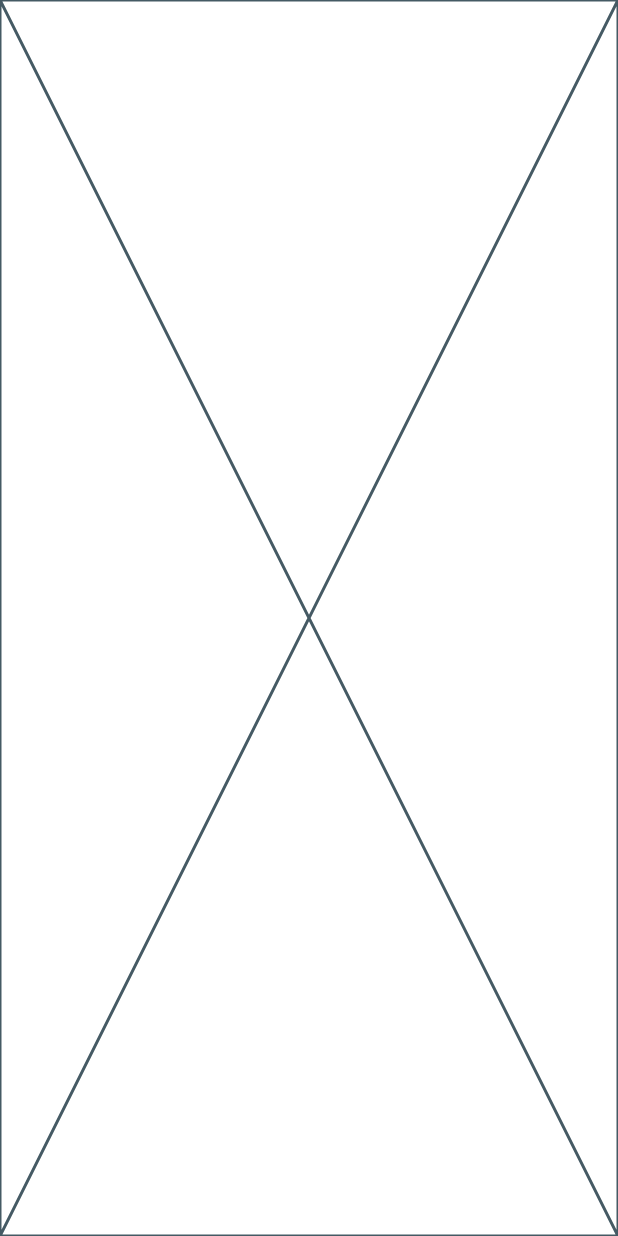
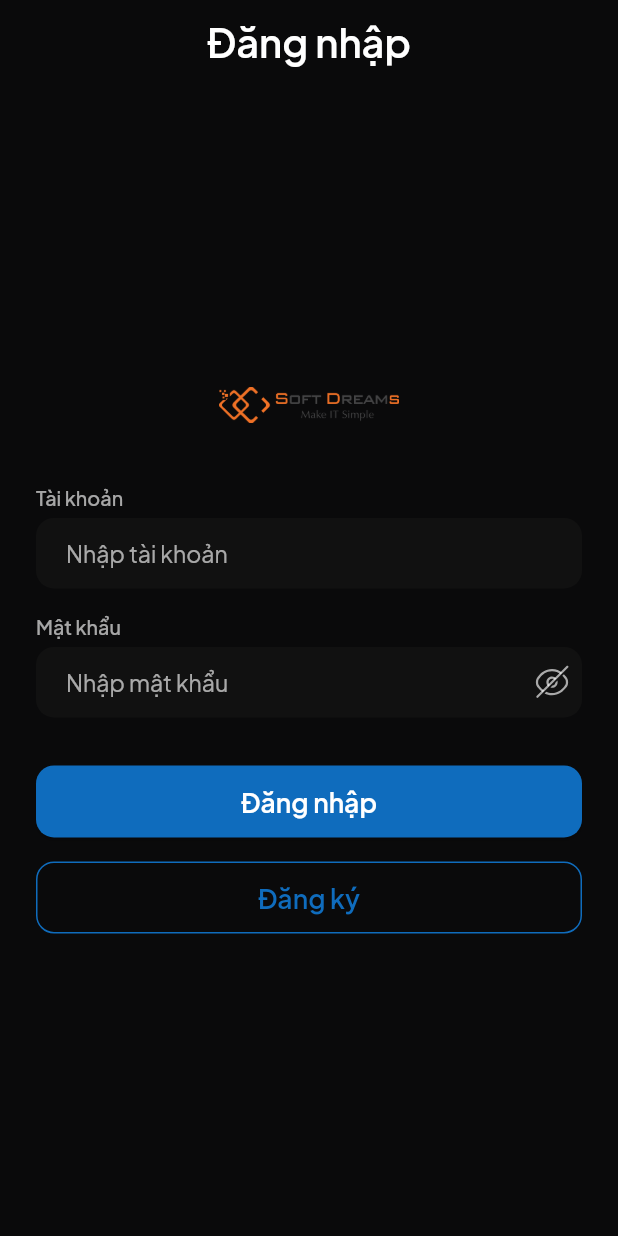
Before and after one commit to tunght01/base_flutter_clean_architectur, a Flutter app: the screen it shows after launch, on a phone screen of 412 x 824 dp. Run offline on Flutter 3.47's test engine with Material 3 defaults, Android fonts, the phone set to English and light mode, and no system bars; drawn by our look-alikes of overlay_support; our stand-ins replace auto_route, cloud_firestore, connectivity_plus, firebase_auth, firebase_core, firebase_messaging and 12 more; accounts and stored records are empty.

Commit message:
add login firebase

```diff
--- a/lib/domain/usecase/login_use_case.dart
+++ b/lib/domain/usecase/login_use_case.dart
@@ -1,20 +1,24 @@
 import 'package:injectable/injectable.dart';
+import 'package:soft_dream_test/domain/repository/app_repository.dart';
 import 'package:soft_dream_test/domain/usecase/base/io/base_input.dart';
 import 'package:soft_dream_test/domain/usecase/base/io/base_output.dart';
 import 'package:soft_dream_test/domain/usecase/base/sync/base_sync_use_case.dart';
 
 @Injectable()
 class LoginUseCase extends BaseSyncUseCase<LoginInput, LoginOutput> {
-  const LoginUseCase();
-
+  const LoginUseCase(this._appRepository);
+  final AppRepository _appRepository;
   @override
   LoginOutput buildUseCase(LoginInput input) {
+    final response = _appRepository.signInWithEmailAndPassword(input.email, input.password);
     return LoginOutput();
   }
 }
 
 class LoginInput extends BaseInput {
-  const LoginInput();
+  final String email;
+  final String password;
+  const LoginInput({required this.email, required this.password});
 }
 
 class LoginOutput extends BaseOutput {}
--- /dev/null
+++ b/lib/presentation/common_view/text_field/app_text_form_field.dart
@@ -0,0 +1,261 @@
+import 'dart:async';
+
+import 'package:flutter/material.dart';
+import 'package:flutter/services.dart';
+import 'package:flutter_svg/flutter_svg.dart';
+import 'package:soft_dream_test/presentation/resource/dimens/dimens.dart';
+import 'package:soft_dream_test/presentation/resource/generated/assets.gen.dart';
+import 'package:soft_dream_test/presentation/resource/styles/app_colors.dart';
+import 'package:soft_dream_test/presentation/resource/styles/app_text_styles.dart';
+import 'package:soft_dream_test/shared/constants/duration_constants.dart';
+
+import '../spacing/spacing_const.dart';
+
+class AppTextFormField extends FormField<String> {
+  final TextEditingController? controller;
+  AppTextFormField({
+    super.key,
+    super.initialValue,
+    FocusNode? focusNode,
+    VoidCallback? onTap,
+    VoidCallback? suffixIconTap,
+    String? labelText,
+    String? title,
+    String? hintText,
+    String? errorText,
+    String? successText,
+    Color? hintTextColor,
+    Color? disabledColor,
+    Color? cursorColor,
+    Color? errorTextColor,
+    Color? successTextColor,
+    Color? titleColor,
+    Color? fillColor,
+    Color? borderColor,
+    TextStyle? style,
+    super.onSaved,
+    super.validator,
+    bool enabled = true,
+    bool isError = false,
+    bool readOnly = false,
+    bool required = false,
+    bool isPassword = false,
+    bool enableInteractiveSelection = true,
+    Widget? suffix,
+    String? suffixIconPath,
+    Widget? prefix,
+    Widget? prefixIcon,
+    Widget? suffixIcon,
+    Widget? widgetRight,
+    this.controller,
+    TextInputType? inputType,
+    List<TextInputFormatter>? inputFormatters,
+    int? maxLength,
+    int? maxLine,
+    int? minLines,
+    double suffixIconSize = 24,
+    double? radius,
+    bool autoValidate = false,
+    bool alwaysValidate = false,
+    ValueChanged<String?>? onChanged,
+    ValueChanged<String?>? onSubmitted,
+    bool? autoFocus,
+    TextStyle? hintStyle,
+    TextInputAction? textInputAction,
+    EdgeInsets? contentPadding,
+    TextAlign textAlign = TextAlign.start,
+  }) : super(
+         autovalidateMode: alwaysValidate
+             ? AutovalidateMode.always
+             : autoValidate
+             ? AutovalidateMode.onUserInteraction
+             : AutovalidateMode.disabled,
+         builder: (FormFieldState field) {
+           final AppTextFormFieldState state = field as AppTextFormFieldState;
+           final bool hasError = state.errorText != null || errorText != null || isError;
+           return Column(
+             crossAxisAlignment: CrossAxisAlignment.start,
+             mainAxisSize: MainAxisSize.min,
+             children: [
+               if (labelText != null) ...[Text(labelText, style: AppTextStyle.medium12(color: AppColors.current.textSubTitle)), kSpacingHeight4],
+               Row(
+                 children: [
+                   Expanded(
+                     child: IntrinsicWidth(
+                       child: TextFormField(
+                         key: key,
+                         onTap: onTap,
+                         textAlignVertical: TextAlignVertical.center,
+                         autocorrect: false,
+                         autofocus: autoFocus ?? false,
+                         enableInteractiveSelection: enableInteractiveSelection,
+                         cursorColor: cursorColor ?? AppColors.current.textSubTitle,
+                         textAlign: textAlign,
+                         focusNode: focusNode,
+                         obscureText: isPassword ? state._obscureText : false,
+                         obscuringCharacter: '*',
+                         readOnly: readOnly,
+                         minLines: minLines ?? 1,
+                         maxLines: maxLine ?? 1,
+                         onTapOutside: (PointerDownEvent event) {
+                           FocusManager.instance.primaryFocus?.unfocus();
+                         },
+                         controller: state.textEditingController,
+                         style: style ?? AppTextStyle.regular14(color: enabled ? AppColors.current.textTitle : AppColors.current.textDisable),
+                         textInputAction: textInputAction,
+                         keyboardType: inputType ?? TextInputType.text,
+                         inputFormatters: [...inputFormatters ?? [], LengthLimitingTextInputFormatter(maxLength)],
+                         onFieldSubmitted: (text) {
+                           if (autoValidate) {
+                             state._onChangeHandler(text, onSubmitted);
+                           } else {
+                             state.didChange(text);
+                             if (onSubmitted != null) {
+                               onSubmitted(text);
+                             }
+                           }
+                         },
+                         onChanged: (text) {
+                           if (autoValidate) {
+                             state._onChangeHandler(text, onChanged);
+                           } else {
+                             state.didChange(text);
+                             if (onChanged != null) {
+                               onChanged(text);
+                             }
+                           }
+                         },
+                         decoration: const InputDecoration()
+                             .applyDefaults(Theme.of(state.context).inputDecorationTheme)
+                             .copyWith(
+                               hintText: hintText,
+                               label: title != null
+                                   ? Row(
+                                       crossAxisAlignment: CrossAxisAlignment.start,
+                                       mainAxisSize: MainAxisSize.min,
+                                       children: [
+                                         Text(title, style: AppTextStyle.medium14(color: enabled ? titleColor ?? AppColors.current.textSubTitle : AppColors.current.textDisable)),
+                                         if (required) Text('*', style: AppTextStyle.medium14(color: AppColors.current.errorDefault)),
+                                       ],
+                                     )
+                                   : null,
+                               fillColor: fillColor ?? AppColors.current.mobileTab,
+                               hintStyle: hintStyle ?? AppTextStyle.regular14(color: enabled ? hintTextColor ?? AppColors.current.textSubTitle : disabledColor ?? AppColors.current.textDisable),
+                               contentPadding: contentPadding ?? const EdgeInsets.symmetric(vertical: Dimens.d12, horizontal: Dimens.d16),
+                               prefixIconConstraints: const BoxConstraints(),
+                               enabledBorder: OutlineInputBorder(
+                                 borderRadius: BorderRadius.all(Radius.circular(radius ?? Dimens.d12)),
+                                 borderSide: BorderSide(color: borderColor ?? Colors.transparent, width: borderColor != null ? 1 : 0, style: borderColor != null ? BorderStyle.solid : BorderStyle.none),
+                               ),
+                               disabledBorder: OutlineInputBorder(
+                                 borderRadius: BorderRadius.all(Radius.circular(radius ?? Dimens.d12)),
+                                 borderSide: BorderSide(color: borderColor ?? Colors.transparent, width: borderColor != null ? 1 : 0, style: borderColor != null ? BorderStyle.solid : BorderStyle.none),
+                               ),
+                               focusedBorder: OutlineInputBorder(
+                                 borderRadius: BorderRadius.all(Radius.circular(radius ?? Dimens.d12)),
+                                 borderSide: BorderSide(color: borderColor ?? AppColors.current.border, width: borderColor != null ? 1 : 0),
+                               ),
+                               errorBorder: OutlineInputBorder(borderRadius: BorderRadius.all(Radius.circular(radius ?? Dimens.d12)), borderSide: BorderSide.none),
+                               prefix: prefix,
+                               prefixIcon: prefixIcon,
+                               suffix: suffix,
+                               suffixIconConstraints: const BoxConstraints(minHeight: 32),
+                               suffixIcon:
+                                   suffixIcon ??
+                                   (isPassword
+                                       ? InkResponse(
+                                           onTap: () {
+                                             state.onChangeObscureText();
+                                           },
+                                           radius: 20,
+                                           child: Padding(
+                                             padding: const EdgeInsets.all(Dimens.d8),
+                                             child: SizedBox(width: suffixIconSize, height: suffixIconSize, child: !state._obscureText ? Assets.icons.icEye.svg() : Assets.icons.icEyeSlash.svg()),
+                                           ),
+                                         )
+                                       : suffixIconPath != null
+                                       ? InkResponse(
+                                           onTap: suffixIconTap,
+                                           child: Padding(
+                                             padding: const EdgeInsets.symmetric(horizontal: Dimens.d16, vertical: Dimens.d8),
+                                             child: SizedBox(
+                                               width: suffixIconSize,
+                                               height: suffixIconSize,
+                                               child: SvgPicture.asset(suffixIconPath, colorFilter: ColorFilter.mode(hasError ? AppColors.current.errorDefault : AppColors.current.iconOnColor, BlendMode.srcIn)),
+                                             ),
+                                           ),
+                                         )
+                                       : kSpacingWidth16),
+                               enabled: enabled,
+                             ),
+                       ),
+                     ),
+                   ),
+                   ?widgetRight,
+                 ],
+               ),
+               if (state.errorText != null || errorText != null) ...[
+                 kSpacingHeight4,
+                 Row(
+                   children: [
+                     Assets.icons.icDangerCircle.svg(width: 16, height: 16),
+                     kSpacingWidth4,
+                     Expanded(
+                       child: Text(state.errorText ?? errorText!, style: AppTextStyle.regular12(color: errorTextColor ?? AppColors.current.red500)),
+                     ),
+                   ],
+                 ),
+               ],
+               if (successText != null) ...[kSpacingHeight4, Text(successText, style: AppTextStyle.regular12(color: successTextColor ?? AppColors.current.green500))],
+             ],
+           );
+         },
+       );
+  @override
+  AppTextFormFieldState createState() => AppTextFormFieldState();
+}
+
+class AppTextFormFieldState extends FormFieldState<String> {
+  late TextEditingController textEditingController;
+  Timer? debounce;
+  bool _obscureText = true;
+
+  void onChangeObscureText() {
+    setState(() {
+      _obscureText = !_obscureText;
+    });
+  }
+
+  void _onChangeHandler(String? value, [ValueChanged<String?>? onChanged]) {
+    didChange(value);
+    onChanged?.call(value);
+    if (debounce != null) {
+      debounce!.cancel();
+    }
+    debounce = Timer(DurationConstants.defaultTypingActionDelayDuration, () {
+      validate();
+    });
+  }
+
+  @override
+  AppTextFormField get widget => super.widget as AppTextFormField;
+
+  @override
+  void didUpdateWidget(covariant oldWidget) {
+    if (oldWidget.initialValue != widget.initialValue) {
+      WidgetsBinding.instance.addPostFrameCallback((_) {
+        if (mounted) {
+          textEditingController.value = TextEditingValue(text: widget.initialValue ?? widget.controller?.text ?? '', selection: textEditingController.selection);
+        }
+      });
+    }
+    super.didUpdateWidget(oldWidget);
+  }
+
+  @override
+  void initState() {
+    super.initState();
+    textEditingController = widget.controller ?? TextEditingController(text: widget.initialValue ?? widget.controller?.text ?? '');
+    textEditingController.text = widget.initialValue ?? widget.controller?.text ?? '';
+  }
+}
--- a/lib/presentation/ui/authencation/login/bloc/login_bloc.dart
+++ b/lib/presentation/ui/authencation/login/bloc/login_bloc.dart
@@ -1,4 +1,5 @@
 import 'dart:async';
+
 import 'package:flutter_bloc/flutter_bloc.dart';
 import 'package:injectable/injectable.dart';
 import 'package:soft_dream_test/domain/usecase/login_use_case.dart';
@@ -11,7 +12,23 @@ class LoginBloc extends BaseBloc<LoginEvent, LoginState> {
   final LoginUseCase _loginUseCase;
   LoginBloc(this._loginUseCase) : super(const LoginState()) {
     on<OnPressEvent>(_onPressEvent, transformer: log());
+    on<OnChangeEmailEvent>(_onChangeEmailEvent, transformer: log());
+    on<OnChangePasswordEvent>(_onChangePasswordEvent, transformer: log());
   }
 
-  FutureOr<void> _onPressEvent(OnPressEvent event, Emitter<LoginState> emit) {}
+  FutureOr<void> _onPressEvent(OnPressEvent event, Emitter<LoginState> emit) {
+    return runBlocCatching(
+      action: () async {
+        _loginUseCase.execute(LoginInput(email: state.email!, password: state.password!));
+      },
+    );
+  }
+
+  FutureOr<void> _onChangeEmailEvent(OnChangeEmailEvent event, Emitter<LoginState> emit) {
+    emit(state.copyWith(email: event.email));
+  }
+
+  FutureOr<void> _onChangePasswordEvent(OnChangePasswordEvent event, Emitter<LoginState> emit) {
+    emit(state.copyWith(password: event.password));
+  }
 }
--- a/lib/presentation/ui/authencation/login/bloc/login_event.dart
+++ b/lib/presentation/ui/authencation/login/bloc/login_event.dart
@@ -3,3 +3,15 @@ import 'package:soft_dream_test/presentation/base/bloc/base_bloc_event.dart';
 class LoginEvent extends BaseBlocEvent {}
 
 class OnPressEvent extends LoginEvent {}
+
+class OnChangeEmailEvent extends LoginEvent {
+  final String? email;
+
+  OnChangeEmailEvent({this.email});
+}
+
+class OnChangePasswordEvent extends LoginEvent {
+  final String? password;
+
+  OnChangePasswordEvent({this.password});
+}
--- a/lib/presentation/ui/authencation/login/bloc/login_state.dart
+++ b/lib/presentation/ui/authencation/login/bloc/login_state.dart
@@ -4,7 +4,7 @@ import 'package:soft_dream_test/presentation/base/bloc/base_bloc_state.dart';
 part 'login_state.freezed.dart';
 
 @freezed
-abstract class LoginState extends BaseBlocState  with _$LoginState {
+abstract class LoginState extends BaseBlocState with _$LoginState {
   const LoginState._();
-  const factory LoginState() = _LoginState;
+  const factory LoginState({String? email, String? password}) = _LoginState;
 }
--- a/lib/presentation/ui/authencation/login/login_page.dart
+++ b/lib/presentation/ui/authencation/login/login_page.dart
@@ -1,7 +1,14 @@
 import 'package:auto_route/auto_route.dart';
 import 'package:flutter/material.dart';
 import 'package:soft_dream_test/presentation/base/base_page_state.dart';
+import 'package:soft_dream_test/presentation/common_view/spacing/spacing_const.dart';
+import 'package:soft_dream_test/presentation/common_view/text_field/app_text_form_field.dart';
+import 'package:soft_dream_test/presentation/resource/dimens/dimens.dart';
+import 'package:soft_dream_test/presentation/resource/generated/assets.gen.dart';
+import 'package:soft_dream_test/presentation/resource/styles/app_colors.dart';
+import 'package:soft_dream_test/presentation/resource/styles/app_text_styles.dart';
 import 'package:soft_dream_test/presentation/ui/authencation/login/bloc/login_bloc.dart';
+import 'package:soft_dream_test/presentation/ui/authencation/login/bloc/login_event.dart';
 
 @RoutePage()
 class LoginPage extends StatefulWidget {
@@ -14,8 +21,121 @@ class LoginPage extends StatefulWidget {
 }
 
 class _LoginPageState extends BasePageState<LoginPage, LoginBloc> {
+  late final TextEditingController _usernameController;
+  late final TextEditingController _passwordController;
+  late final FocusNode _usernameFocusNode;
+  late final FocusNode _passwordFocusNode;
+
+  @override
+  void initState() {
+    super.initState();
+    _usernameController = TextEditingController();
+    _passwordController = TextEditingController();
+    _usernameFocusNode = FocusNode();
+    _passwordFocusNode = FocusNode();
+  }
+
+  @override
+  void dispose() {
+    _usernameController.dispose();
+    _passwordController.dispose();
+    _usernameFocusNode.dispose();
+    _passwordFocusNode.dispose();
+    super.dispose();
+  }
+
+  void _onLogin() {
+    FocusManager.instance.primaryFocus?.unfocus();
+    bloc.add(OnPressEvent());
+  }
+
   @override
   Widget buildPage(BuildContext context) {
-    return const Placeholder();
+    return Scaffold(
+      appBar: AppBar(
+        centerTitle: true,
+        title: Text('Đăng nhập', style: AppTextStyle.semiBold24(color: AppColors.current.textTitle)),
+      ),
+      backgroundColor: AppColors.current.mobileBackground,
+      body: SafeArea(
+        child: Center(
+          child: SingleChildScrollView(
+            padding: const EdgeInsets.symmetric(horizontal: Dimens.d24),
+            child: Column(
+              mainAxisAlignment: MainAxisAlignment.center,
+              children: [
+                /// Logo
+                Assets.images.imgLogo.image(width: Dimens.d120),
+                kSpacingHeight40,
+
+                /// Username field
+                AppTextFormField(
+                  controller: _usernameController,
+                  focusNode: _usernameFocusNode,
+                  labelText: 'Tài khoản',
+                  hintText: 'Nhập tài khoản',
+                  textInputAction: TextInputAction.next,
+                  onChanged: (value) {
+                    bloc.add(OnChangeEmailEvent(email: value));
+                  },
+                  onSubmitted: (_) {
+                    _passwordFocusNode.requestFocus();
+                  },
+                ),
+                kSpacingHeight16,
+
+                /// Password field
+                AppTextFormField(
+                  controller: _passwordController,
+                  focusNode: _passwordFocusNode,
+                  labelText: 'Mật khẩu',
+                  hintText: 'Nhập mật khẩu',
+                  isPassword: true,
+                  textInputAction: TextInputAction.done,
+                  onChanged: (value) {
+                    bloc.add(OnChangePasswordEvent(password: value));
+                  },
+                  onSubmitted: (_) {
+                    _onLogin();
+                  },
+                ),
+                kSpacingHeight32,
+
+                /// Login button
+                SizedBox(
+                  width: double.infinity,
+                  height: Dimens.d48,
+                  child: ElevatedButton(
+                    onPressed: _onLogin,
+                    style: ElevatedButton.styleFrom(
+                      backgroundColor: AppColors.current.buttonPrimary,
+                      shape: RoundedRectangleBorder(borderRadius: BorderRadius.circular(Dimens.d12)),
+                    ),
+                    child: Text('Đăng nhập', style: AppTextStyle.semiBold16(color: AppColors.current.textOnColor)),
+                  ),
+                ),
+                kSpacingHeight16,
+
+                /// Register button
+                SizedBox(
+                  width: double.infinity,
+                  height: Dimens.d48,
+                  child: OutlinedButton(
+                    onPressed: () {
+                      _onLogin();
+                    },
+                    style: OutlinedButton.styleFrom(
+                      side: BorderSide(color: AppColors.current.buttonPrimary),
+                      shape: RoundedRectangleBorder(borderRadius: BorderRadius.circular(Dimens.d12)),
+                    ),
+                    child: Text('Đăng ký', style: AppTextStyle.semiBold16(color: AppColors.current.buttonPrimary)),
+                  ),
+                ),
+              ],
+            ),
+          ),
+        ),
+      ),
+    );
   }
 }
--- a/pubspec.yaml
+++ b/pubspec.yaml
@@ -60,6 +60,8 @@ dependencies:
   firebase_messaging: ^16.2.0
   intl: ^0.20.2
   auto_route: ^11.1.0
+  freezed_annotation: ^3.1.0
+  flutter_svg: ^2.2.4
 
 dev_dependencies:
   flutter_test:
@@ -67,7 +69,7 @@ dev_dependencies:
   build_runner: ^2.13.1
   flutter_lints: ^6.0.0
   injectable_generator: ^2.12.1
-  freezed_annotation: ^3.1.0
+
   json_serializable: ^6.13.1
   logging: ^1.3.0
   flutter_gen_core: ^5.9.0
```
Also changed, not shown: assets/icons/ic_danger_circle.svg (added), assets/icons/ic_eye.svg (added), assets/icons/ic_eye_slash.svg (added), assets/images/img_logo.png (added), lib/di/di.config.dart, lib/presentation/resource/generated/assets.gen.dart, lib/presentation/ui/authencation/login/bloc/login_state.freezed.dart (added), pubspec.lock, 1 other file.
